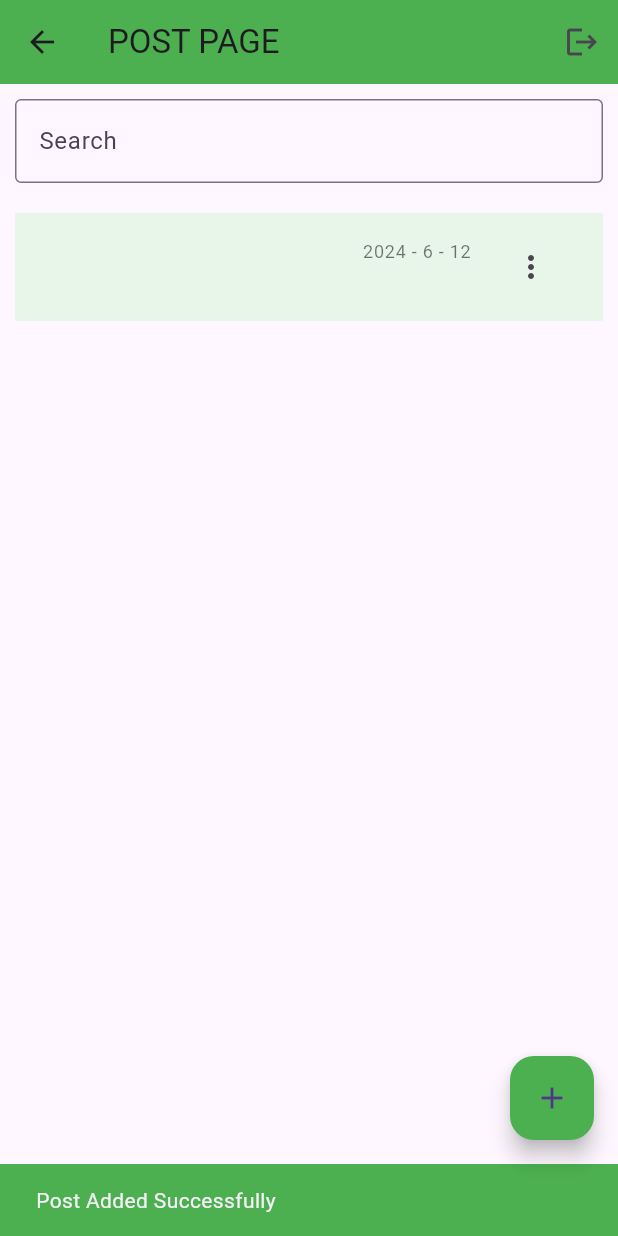
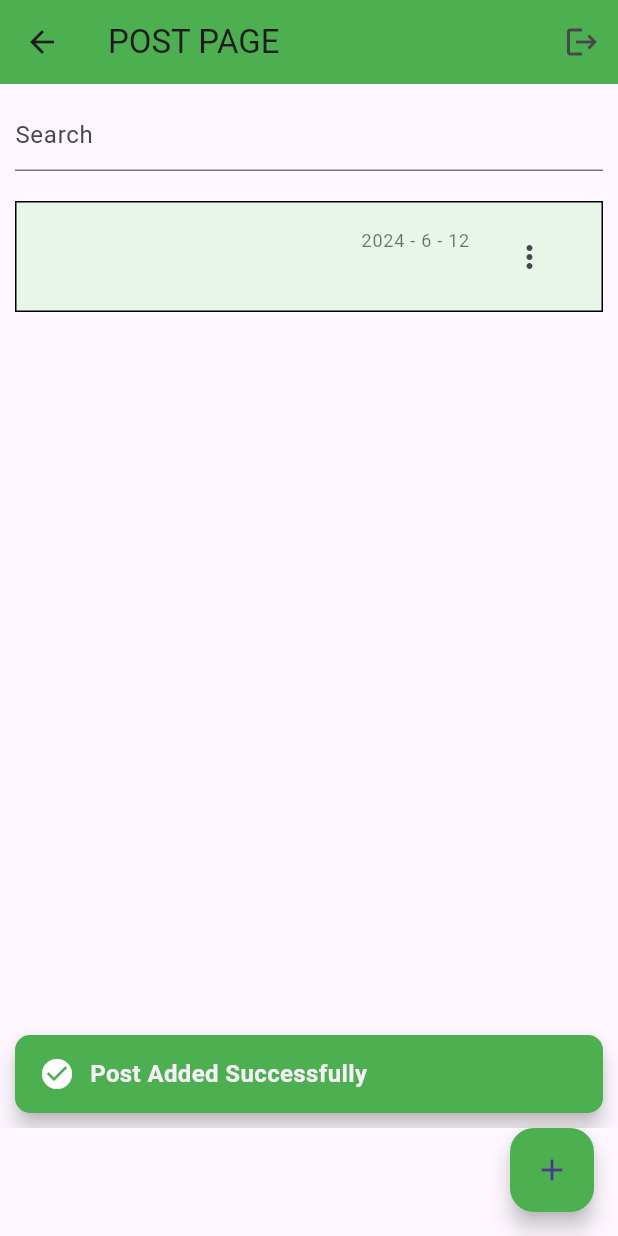
Before and after one commit to mahdi-islam-pranto/firebase_learn, a Flutter app: the AddPost screen opened directly, after a tap on "Add Post", on a phone screen of 412 x 824 dp. Run offline on Flutter 3.47's test engine with Material 3 defaults, Android fonts, the phone set to English and light mode, and no system bars; drawn by our look-alikes of firebase_database; our stand-ins replace firebase_auth, firebase_core; accounts and stored records are empty.

Commit message:
styling the list of posts

```diff
--- a/lib/screens/add_post.dart
+++ b/lib/screens/add_post.dart
@@ -18,12 +18,29 @@ class _AddPostState extends State<AddPost> {
   final postController = TextEditingController();
   final titleController = TextEditingController();
 
-  // post added msg
+// Post added message
   void showPostAddedMsg() {
     ScaffoldMessenger.of(context).showSnackBar(
-      const SnackBar(
-        content: Text('Post Added Successfully'),
+      SnackBar(
+        content: const Row(
+          children: [
+            Icon(Icons.check_circle, color: Colors.white),
+            SizedBox(width: 10),
+            Expanded(
+              child: Text(
+                'Post Added Successfully',
+                style: TextStyle(fontWeight: FontWeight.bold, fontSize: 16),
+              ),
+            ),
+          ],
+        ),
         backgroundColor: Colors.green,
+        behavior: SnackBarBehavior.floating,
+        shape: RoundedRectangleBorder(
+          borderRadius: BorderRadius.circular(10),
+        ),
+        margin: const EdgeInsets.all(10),
+        duration: const Duration(seconds: 3),
       ),
     );
   }
--- a/lib/screens/all_post.dart
+++ b/lib/screens/all_post.dart
@@ -80,8 +80,8 @@ class _PostState extends State<Post> {
               controller: searchFilter,
               decoration: const InputDecoration(
                 hintText: "Search",
-                border: OutlineInputBorder(
-                    borderSide: BorderSide(color: Colors.green)),
+                // border: OutlineInputBorder(
+                //     borderSide: BorderSide(color: Colors.green)),
               ),
               onChanged: (String value) {
                 setState(() {});
@@ -120,7 +120,11 @@ class _PostState extends State<Post> {
           Expanded(
             child: FirebaseAnimatedList(
               query: ref,
-              defaultChild: const Text("Loading"),
+              defaultChild: const SizedBox(
+                height: 900.0,
+                width: 900.0,
+                child: Center(child: CircularProgressIndicator()),
+              ),
               itemBuilder: (context, snapshot, animation, index) {
                 // title from firebase
                 final title = snapshot.child('title').value.toString();
@@ -130,6 +134,7 @@ class _PostState extends State<Post> {
                   return Padding(
                     padding: const EdgeInsets.all(10),
                     child: ListTile(
+                        shape: Border.all(),
                         tileColor: Colors.green[50],
                         // post title
                         title: Row(
--- a/lib/screens/splashScreen.dart
+++ b/lib/screens/splashScreen.dart
@@ -19,7 +19,7 @@ class _SplashScreenState extends State<SplashScreen> {
 
   Widget build(BuildContext context) {
     return Scaffold(
-      backgroundColor: Colors.greenAccent,
+      backgroundColor: Colors.green,
       body: Center(
         child: Image.asset('assets/images/splash_screen.png',
             height: 350, width: 300, fit: BoxFit.cover),
```
